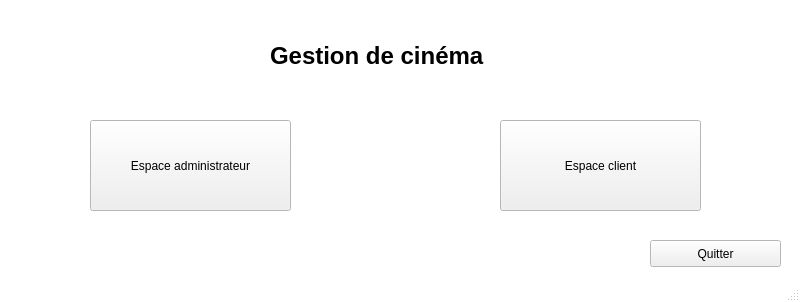
Old version of the form ui/accueil.ui in the repository KaneRoot/ihmsem6a.
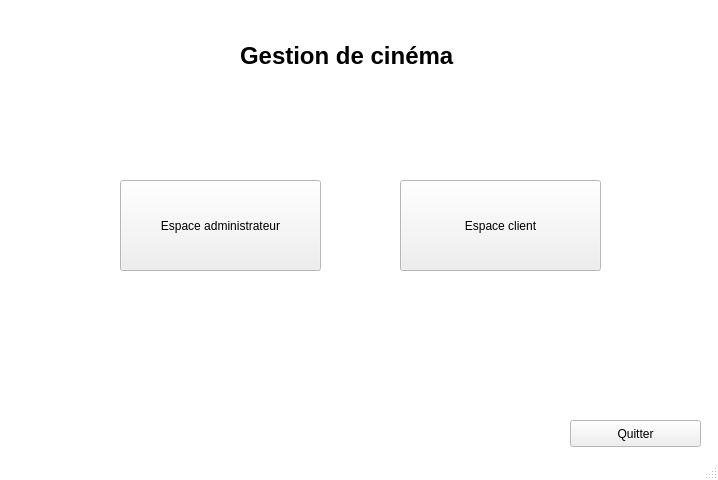
New version of the form.

Patch:
```diff
--- a/ui/accueil.ui
+++ b/ui/accueil.ui
@@ -6,8 +6,8 @@
    <rect>
     <x>0</x>
     <y>0</y>
-    <width>800</width>
-    <height>302</height>
+    <width>718</width>
+    <height>480</height>
    </rect>
   </property>
   <property name="palette">
@@ -81,8 +81,8 @@
    <widget class="QPushButton" name="but_client">
     <property name="geometry">
      <rect>
-      <x>500</x>
-      <y>120</y>
+      <x>400</x>
+      <y>180</y>
       <width>201</width>
       <height>91</height>
      </rect>
@@ -94,8 +94,8 @@
    <widget class="QPushButton" name="but_quit">
     <property name="geometry">
      <rect>
-      <x>650</x>
-      <y>240</y>
+      <x>570</x>
+      <y>420</y>
       <width>131</width>
       <height>27</height>
      </rect>
@@ -107,8 +107,8 @@
    <widget class="QPushButton" name="but_admin">
     <property name="geometry">
      <rect>
-      <x>90</x>
-      <y>120</y>
+      <x>120</x>
+      <y>180</y>
       <width>201</width>
       <height>91</height>
      </rect>
@@ -120,7 +120,7 @@
    <widget class="QLabel" name="labl_title">
     <property name="geometry">
      <rect>
-      <x>270</x>
+      <x>240</x>
       <y>40</y>
       <width>251</width>
       <height>31</height>
```
